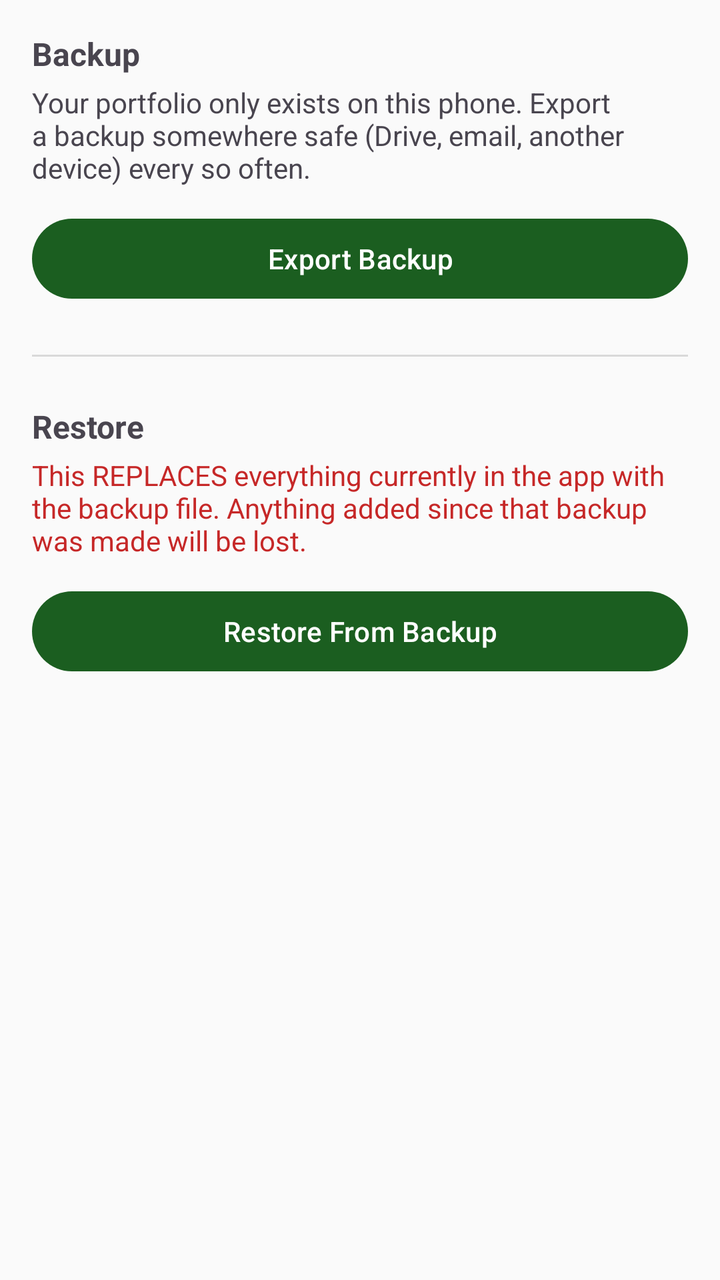
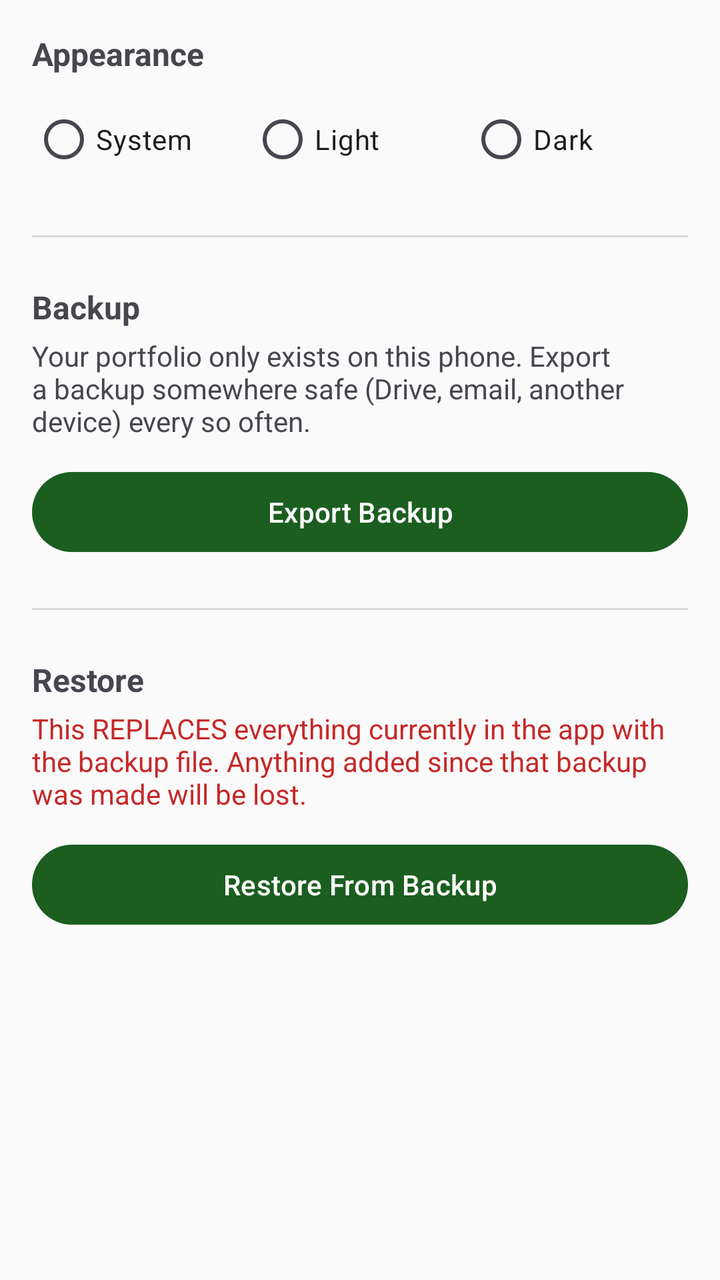

Two renders of the same Android screen: before a commit and after it. Below are the layout's source before the change and the commit's diff.
<!-- AndroidManifest.xml: application theme Theme.PersonalPortfolio -->
<!-- res/layout/activity_settings.xml -->
<?xml version="1.0" encoding="utf-8"?>
<LinearLayout xmlns:android="http://schemas.android.com/apk/res/android"
    android:layout_width="match_parent"
    android:layout_height="match_parent"
    android:orientation="vertical"
    android:padding="16dp">

    <TextView
        android:layout_width="match_parent"
        android:layout_height="wrap_content"
        android:textSize="16sp"
        android:textStyle="bold"
        android:text="Backup" />

    <TextView
        android:layout_width="match_parent"
        android:layout_height="wrap_content"
        android:layout_marginTop="4dp"
        android:textSize="14sp"
        android:text="Your portfolio only exists on this phone. Export a backup somewhere safe (Drive, email, another device) every so often." />

    <Button
        android:id="@+id/exportButton"
        android:layout_width="match_parent"
        android:layout_height="wrap_content"
        android:layout_marginTop="12dp"
        android:text="Export Backup" />

    <View
        android:layout_width="match_parent"
        android:layout_height="1dp"
        android:background="#22000000"
        android:layout_marginTop="24dp"
        android:layout_marginBottom="24dp" />

    <TextView
        android:layout_width="match_parent"
        android:layout_height="wrap_content"
        android:textSize="16sp"
        android:textStyle="bold"
        android:text="Restore" />

    <TextView
        android:layout_width="match_parent"
        android:layout_height="wrap_content"
        android:layout_marginTop="4dp"
        android:textSize="14sp"
        android:textColor="#C62828"
        android:text="This REPLACES everything currently in the app with the backup file. Anything added since that backup was made will be lost." />

    <Button
        android:id="@+id/importButton"
        android:layout_width="match_parent"
        android:layout_height="wrap_content"
        android:layout_marginTop="12dp"
        android:text="Restore From Backup" />

    <TextView
        android:id="@+id/settingsStatusText"
        android:layout_width="match_parent"
        android:layout_height="wrap_content"
        android:layout_marginTop="16dp"
        android:textSize="14sp" />

</LinearLayout>
<!-- resources referenced by this layout -->
<resources>
  <style name="Theme.PersonalPortfolio" parent="Theme.Material3.DayNight.NoActionBar">
          <item name="colorPrimary">@color/colorPrimary</item>
          <item name="colorPrimaryVariant">@color/colorPrimaryVariant</item>
          <item name="colorOnPrimary">@color/colorOnPrimary</item>
  
          <item name="colorSecondary">@color/colorSecondary</item>
          <item name="colorOnSecondary">@color/colorOnSecondary</item>
  
          <item name="android:colorBackground">@color/colorBackground</item>
          <item name="colorOnBackground">@color/colorOnBackground</item>
  
          <item name="colorSurface">@color/colorSurface</item>
          <item name="colorOnSurface">@color/colorOnSurface</item>
  
          <item name="android:statusBarColor">@color/colorPrimaryVariant</item>
      </style>
  <color name="colorPrimary">#1B5E20</color>
  <color name="colorPrimaryVariant">#0D3B12</color>
  <color name="colorOnPrimary">#FFFFFF</color>
  <color name="colorSecondary">#00897B</color>
  <color name="colorOnSecondary">#FFFFFF</color>
  <color name="colorBackground">#FAFAFA</color>
  <color name="colorOnBackground">#1A1A1A</color>
  <color name="colorSurface">#FFFFFF</color>
  <color name="colorOnSurface">#1A1A1A</color>
</resources>

<!-- the commit's change to res/layout/activity_settings.xml (unified diff, before → after) -->
@@ -4,6 +4,50 @@
     android:layout_height="match_parent"
     android:orientation="vertical"
     android:padding="16dp">
+
+    <TextView
+        android:layout_width="match_parent"
+        android:layout_height="wrap_content"
+        android:textSize="16sp"
+        android:textStyle="bold"
+        android:text="Appearance" />
+
+    <RadioGroup
+        android:id="@+id/themeRadioGroup"
+        android:layout_width="match_parent"
+        android:layout_height="wrap_content"
+        android:orientation="horizontal"
+        android:layout_marginTop="8dp">
+
+        <RadioButton
+            android:id="@+id/themeSystemRadio"
+            android:layout_width="0dp"
+            android:layout_height="wrap_content"
+            android:layout_weight="1"
+            android:text="System" />
+
+        <RadioButton
+            android:id="@+id/themeLightRadio"
+            android:layout_width="0dp"
+            android:layout_height="wrap_content"
+            android:layout_weight="1"
+            android:text="Light" />
+
+        <RadioButton
+            android:id="@+id/themeDarkRadio"
+            android:layout_width="0dp"
+            android:layout_height="wrap_content"
+            android:layout_weight="1"
+            android:text="Dark" />
+
+    </RadioGroup>
+
+    <View
+        android:layout_width="match_parent"
+        android:layout_height="1dp"
+        android:background="#22000000"
+        android:layout_marginTop="24dp"
+        android:layout_marginBottom="24dp" />
 
     <TextView
         android:layout_width="match_parent"
